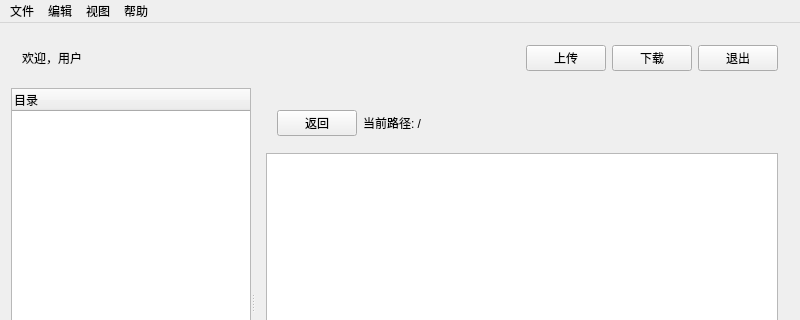
Above: WangPanClient/mainwindow.ui from frankenstein27/MyNetDisk before the change; both pictures show x 0 to 800 and y 0 to 320 of the 800 by 600 pixel window. Below: the same form after it.
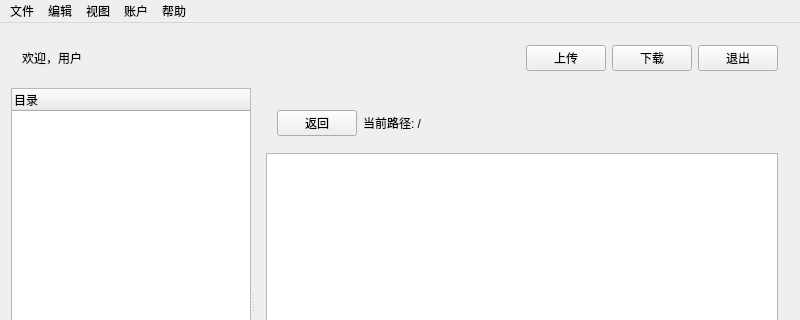
That is the form after the change.

Diff of the .ui file:
```diff
--- a/WangPanClient/mainwindow.ui
+++ b/WangPanClient/mainwindow.ui
@@ -233,6 +233,13 @@
     </property>
     <addaction name="actionRefresh"/>
    </widget>
+   <widget class="QMenu" name="menuAccount">
+    <property name="title">
+     <string>账户</string>
+    </property>
+    <addaction name="actionChangePassword"/>
+    <addaction name="actionDeleteAccount"/>
+   </widget>
    <widget class="QMenu" name="menuHelp">
     <property name="title">
      <string>帮助</string>
@@ -242,6 +249,7 @@
    <addaction name="menuFile"/>
    <addaction name="menuEdit"/>
    <addaction name="menuView"/>
+   <addaction name="menuAccount"/>
    <addaction name="menuHelp"/>
   </widget>
   <widget class="QStatusBar" name="statusBar"/>
```
Left out of the diff: 18 changed lines with no effect on the pictures.
